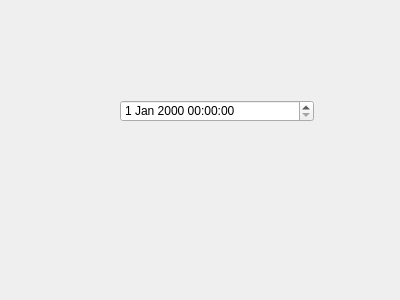
This is Codificacion/Menu2.ui in AmazingJuan/Proyecto-Final as Qt 5 draws it before an edit. The edited form follows.
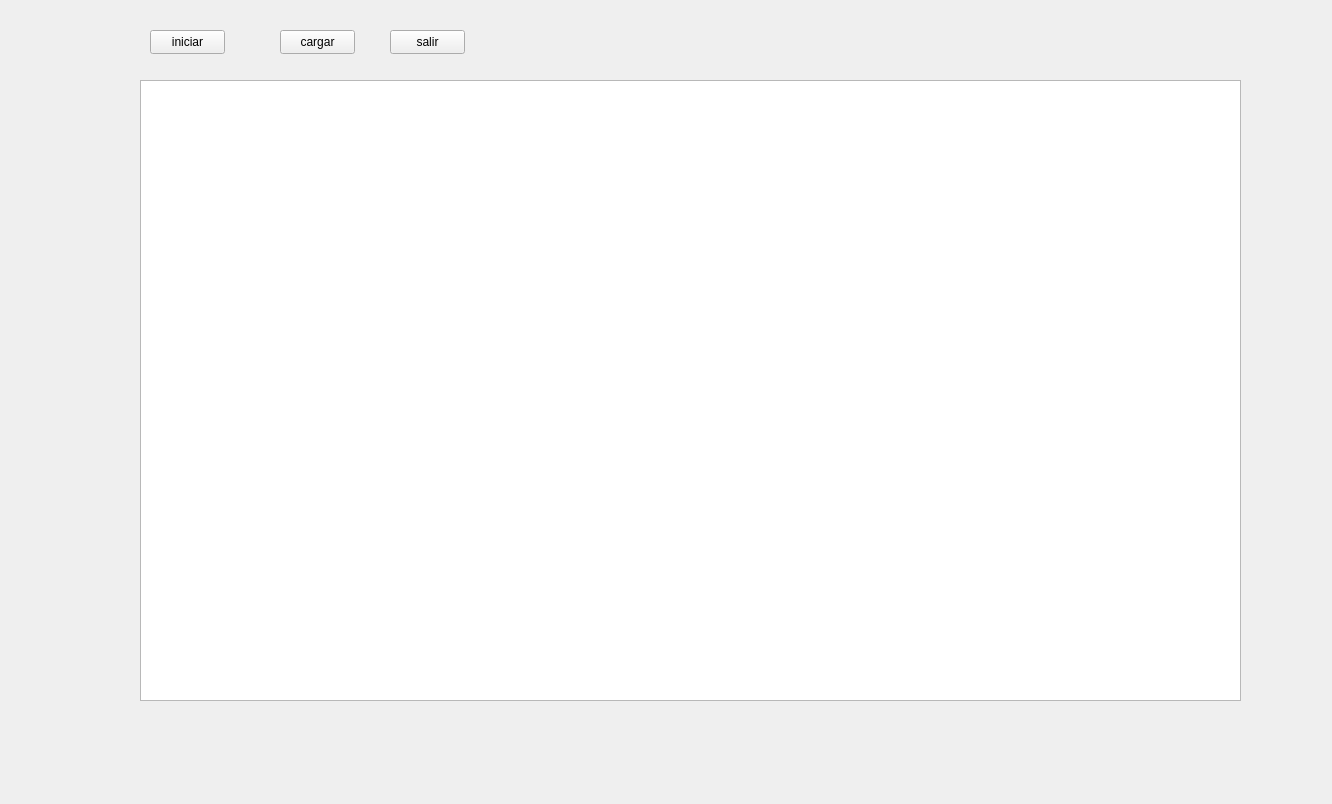
This is the edited form.

```diff
--- a/Codificacion/Menu2.ui
+++ b/Codificacion/Menu2.ui
@@ -6,23 +6,62 @@
    <rect>
     <x>0</x>
     <y>0</y>
-    <width>400</width>
-    <height>300</height>
+    <width>1332</width>
+    <height>804</height>
    </rect>
   </property>
   <property name="windowTitle">
    <string>Form</string>
   </property>
-  <widget class="QDateTimeEdit" name="dateTimeEdit">
+  <widget class="QGraphicsView" name="graphicsView">
    <property name="geometry">
     <rect>
-     <x>120</x>
-     <y>100</y>
-     <width>194</width>
-     <height>22</height>
+     <x>140</x>
+     <y>80</y>
+     <width>1101</width>
+     <height>621</height>
     </rect>
    </property>
   </widget>
+  <widget class="QPushButton" name="B_iniciar">
+   <property name="geometry">
+    <rect>
+     <x>150</x>
+     <y>30</y>
+     <width>75</width>
+     <height>24</height>
+    </rect>
+   </property>
+   <property name="text">
+    <string>iniciar</string>
+   </property>
+  </widget>
+  <widget class="QPushButton" name="B_cargar">
+   <property name="geometry">
+    <rect>
+     <x>280</x>
+     <y>30</y>
+     <width>75</width>
+     <height>24</height>
+    </rect>
+   </property>
+   <property name="text">
+    <string>cargar</string>
+   </property>
+  </widget>
+  <widget class="QPushButton" name="B_salir">
+   <property name="geometry">
+    <rect>
+     <x>390</x>
+     <y>30</y>
+     <width>75</width>
+     <height>24</height>
+    </rect>
+   </property>
+   <property name="text">
+    <string>salir</string>
+   </property>
+  </widget>
  </widget>
  <resources/>
  <connections/>
```
